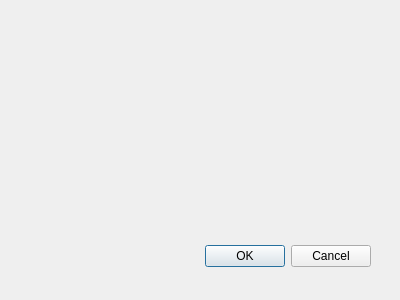
This is gif_clicker_dialog_base.ui in bogind/QgisGifClicker as Qt 5 draws it before an edit. The edited form follows.
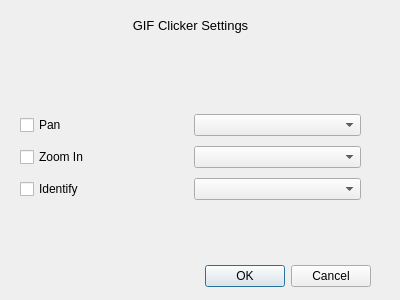
This is the edited form.

```diff
--- a/gif_clicker_dialog_base.ui
+++ b/gif_clicker_dialog_base.ui
@@ -12,11 +12,11 @@
   <property name="windowTitle" >
    <string>Gif Clicker</string>
   </property>
-  <widget class="QDialogButtonBox" name="button_box" >
-   <property name="geometry" >
+  <widget class="QDialogButtonBox" name="button_box">
+   <property name="geometry">
     <rect>
      <x>30</x>
-     <y>240</y>
+     <y>260</y>
      <width>341</width>
      <height>32</height>
     </rect>
@@ -28,6 +28,73 @@
     <set>QDialogButtonBox::Cancel|QDialogButtonBox::Ok</set>
    </property>
   </widget>
+  <widget class="QWidget" name="gridLayoutWidget">
+   <property name="geometry">
+    <rect>
+     <x>20</x>
+     <y>110</y>
+     <width>341</width>
+     <height>95</height>
+    </rect>
+   </property>
+   <layout class="QGridLayout" name="gridLayout" rowstretch="0,0,0">
+    <item row="0" column="0">
+     <widget class="QCheckBox" name="panMapCheckbox">
+      <property name="text">
+       <string>Pan</string>
+      </property>
+     </widget>
+    </item>
+    <item row="0" column="1">
+     <widget class="QComboBox" name="panMapCombobox"/>
+    </item>
+    <item row="1" column="0">
+     <widget class="QCheckBox" name="zoomInCheckbox">
+      <property name="text">
+       <string>Zoom In</string>
+      </property>
+     </widget>
+    </item>
+    <item row="1" column="1">
+     <widget class="QComboBox" name="zoomInCombobox"/>
+    </item>
+    <item row="2" column="0">
+     <widget class="QCheckBox" name="identifyCheckbox">
+      <property name="text">
+       <string>Identify</string>
+      </property>
+     </widget>
+    </item>
+    <item row="2" column="1">
+     <widget class="QComboBox" name="idntifyComboBox"/>
+    </item>
+   </layout>
+  </widget>
+  <widget class="QLabel" name="FormTitle">
+   <property name="geometry">
+    <rect>
+     <x>50</x>
+     <y>10</y>
+     <width>281</width>
+     <height>31</height>
+    </rect>
+   </property>
+   <property name="font">
+    <font>
+     <family>Liberation Sans</family>
+     <pointsize>10</pointsize>
+    </font>
+   </property>
+   <property name="layoutDirection">
+    <enum>Qt::LeftToRight</enum>
+   </property>
+   <property name="text">
+    <string>GIF Clicker Settings</string>
+   </property>
+   <property name="alignment">
+    <set>Qt::AlignCenter</set>
+   </property>
+  </widget>
  </widget>
  <resources/>
  <connections>
```
Left out of the diff: 37 changed lines with no effect on the pictures.
